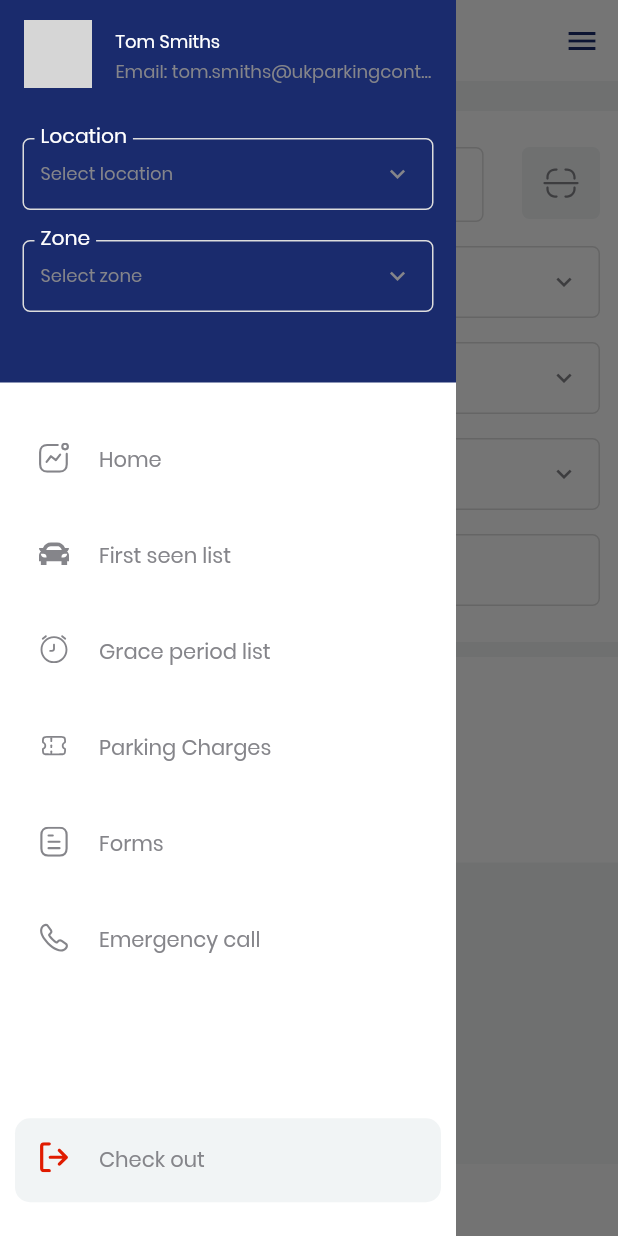
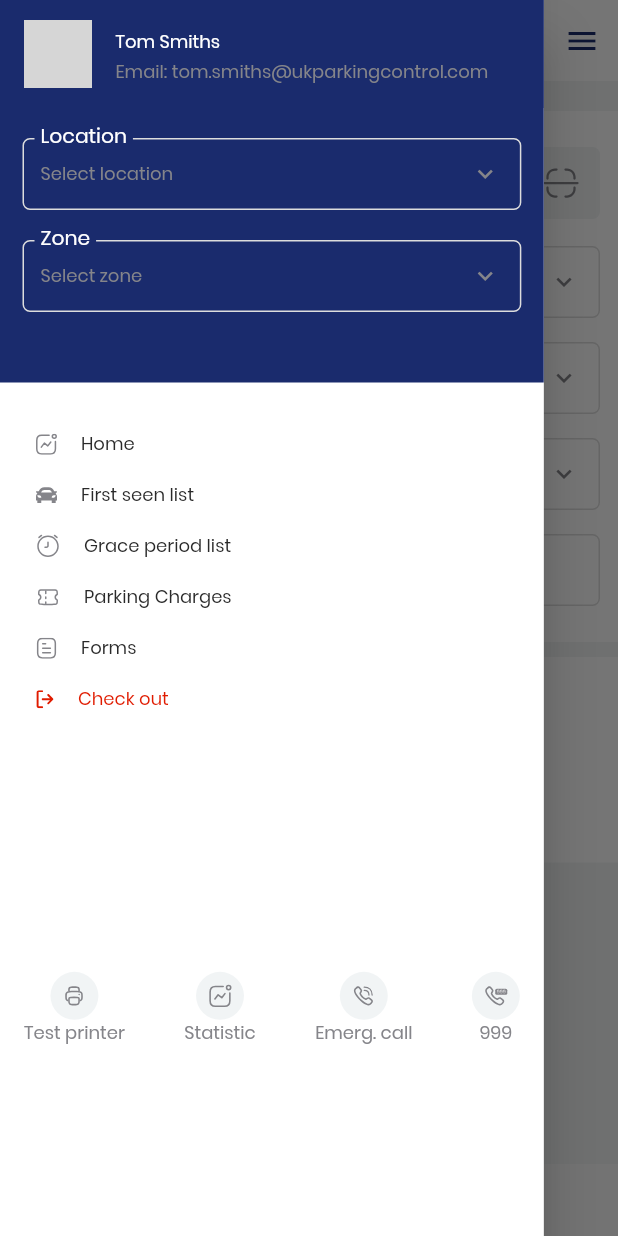
Before and after one commit to HaMinhThien-IT/iWarden, a Flutter app: the screen it shows after launch, with the side drawer open, on a phone screen of 412 x 824 dp. Run offline on Flutter 3.47's test engine with Material 2 defaults, Android fonts, the phone set to English and light mode, and no system bars; our stand-ins replace camera, carousel_slider, dropdown_button2, flutter_hooks, flutter_svg, flutter_typeahead and 4 more; missing offline and left inert: anyline_plugin; network calls fail; project files that could hold a hidden picture were left out; grey boxes are pictures that could not be loaded.

Commit message:
update layout drawer

```diff
--- a/lib/screens/home_overview.dart
+++ b/lib/screens/home_overview.dart
@@ -117,7 +117,7 @@ class HomeOverview extends StatelessWidget {
             ),
             CardHome(
               width: width,
-              assetIcon: "assets/svg/IconCharges.svg",
+              assetIcon: "assets/svg/IconCharges2.svg",
               backgroundIcon: ColorTheme.lighterSecondary,
               title: "Parking Charges",
               desc:
--- a/lib/widgets/drawer/app_drawer.dart
+++ b/lib/widgets/drawer/app_drawer.dart
@@ -4,6 +4,7 @@ import 'package:iWarden/models/location.dart';
 import 'package:iWarden/providers/locations.dart';
 import 'package:iWarden/widgets/drawer/model/data.dart';
 import 'package:iWarden/widgets/drawer/model/menu_item.dart';
+import 'package:iWarden/widgets/drawer/nav_item.dart';
 import 'package:provider/provider.dart';
 import '../../theme/color.dart';
 import 'info_drawer.dart';
@@ -22,6 +23,7 @@ class _MyDrawerState extends State<MyDrawer> {
   @override
   Widget build(BuildContext context) {
     final heightScreen = MediaQuery.of(context).size.height;
+    final widthScreen = MediaQuery.of(context).size.width;
     final checkScreen = heightScreen < 400 ? 2.5 : 4.5;
     List<Widget> getList() {
       return DataMenuItem()
@@ -32,11 +34,22 @@ class _MyDrawerState extends State<MyDrawer> {
           .toList();
     }
 
+    List<Widget> getListNav() {
+      return DataMenuItem()
+          .navItem
+          .map((e) => NavItem(
+                itemMenu: e,
+              ))
+          .toList();
+    }
+
     return GestureDetector(
       onTap: () {
         FocusScope.of(context).requestFocus(FocusNode());
       },
-      child: ClipRRect(
+      child: SafeArea(
+        child: SizedBox(
+          width: widthScreen * 0.88,
           child: Drawer(
             child: SingleChildScrollView(
               child: Column(
@@ -57,7 +70,8 @@ class _MyDrawerState extends State<MyDrawer> {
                             color: ColorTheme.darkPrimary,
                             child: Container(
                               margin: const EdgeInsets.only(top: 20),
-                            padding: const EdgeInsets.symmetric(horizontal: 15),
+                              padding:
+                                  const EdgeInsets.symmetric(horizontal: 15),
                               child: Column(
                                 children: <Widget>[
                                   Consumer<Locations>(
@@ -78,8 +92,8 @@ class _MyDrawerState extends State<MyDrawer> {
                                         },
                                         itemBuilder: (context, locationItem) {
                                           return ItemDataComplete(
-                                          itemData:
-                                              (locationItem as Location).label,
+                                            itemData: (locationItem as Location)
+                                                .label,
                                           );
                                         },
                                         suggestionsCallback: (pattern) {
@@ -109,8 +123,8 @@ class _MyDrawerState extends State<MyDrawer> {
                                         },
                                         itemBuilder: (context, locationItem) {
                                           return ItemDataComplete(
-                                          itemData:
-                                              (locationItem as Location).label,
+                                            itemData: (locationItem as Location)
+                                                .label,
                                           );
                                         },
                                         suggestionsCallback: (pattern) {
@@ -127,19 +141,25 @@ class _MyDrawerState extends State<MyDrawer> {
                         height: 24,
                       ),
                       Container(
-                      padding: const EdgeInsets.symmetric(horizontal: 10),
-                      child: Column(children: getList()),
-                    ),
-                    SizedBox(
-                      height: heightScreen / 10,
+                        padding: const EdgeInsets.symmetric(horizontal: 8),
+                        child: Column(
+                            crossAxisAlignment: CrossAxisAlignment.start,
+                            children: getList()),
                       ),
                       Container(
-                      padding: const EdgeInsets.symmetric(horizontal: 10),
+                        padding: const EdgeInsets.symmetric(horizontal: 8),
                         child: ItemMenuWidget(
-                        itemMenu: ItemMenu(
-                            "Check out", "assets/svg/CheckOut.svg", "route"),
+                          itemMenu: ItemMenu("Check out",
+                              "assets/svg/CheckOut.svg", "checkout"),
                         ),
                       ),
+                      SizedBox(height: heightScreen / 5),
+                      Container(
+                        padding: const EdgeInsets.symmetric(horizontal: 16),
+                        child: Row(
+                            mainAxisAlignment: MainAxisAlignment.spaceBetween,
+                            children: getListNav()),
+                      )
                     ],
                   )
                 ],
@@ -147,6 +167,7 @@ class _MyDrawerState extends State<MyDrawer> {
             ),
           ),
         ),
+      ),
     );
   }
 }
--- a/lib/widgets/drawer/info_drawer.dart
+++ b/lib/widgets/drawer/info_drawer.dart
@@ -46,7 +46,8 @@ class InfoDrawer extends StatelessWidget {
           children: [
             Text(
               "Email: ${email}",
-              overflow: TextOverflow.ellipsis,
+              maxLines: 2,
+              // overflow: TextOverflow.ellipsis,
               style: CustomTextStyle.h6.copyWith(color: ColorTheme.grey600),
             ),
             if (!isDrawer)
--- a/lib/widgets/drawer/item_menu_widget.dart
+++ b/lib/widgets/drawer/item_menu_widget.dart
@@ -20,39 +20,37 @@ class ItemMenuWidget extends StatelessWidget {
     }
 
     return Container(
-      margin: const EdgeInsets.only(bottom: 8),
       decoration: BoxDecoration(
-        color: activeRoute()
-            ? ColorTheme.lighterPrimary
-            : itemMenu.title == "Check out"
-                ? ColorTheme.grey200
-                : Colors.transparent,
-        borderRadius: BorderRadius.circular(10),
-      ),
-      child: ListTile(
-        leading: SvgPicture.asset(
-          itemMenu.assetIcon,
-          width: 20,
-          height: 20,
-          color: activeRoute()
-              ? ColorTheme.darkPrimary
-              : itemMenu.title == "Check out"
-                  ? ColorTheme.danger
-                  : ColorTheme.grey600,
-        ),
-        title: Transform.translate(
-          offset: const Offset(-16, 0),
-          child: Text(
-            itemMenu.title,
-            style: CustomTextStyle.h5.copyWith(
-              color:
-                  activeRoute() ? ColorTheme.darkPrimary : ColorTheme.grey600,
-            ),
-          ),
-        ),
+          color: activeRoute() ? ColorTheme.lighterPrimary : null),
+      child: InkWell(
         onTap: () {
           Navigator.of(context).pushReplacementNamed(itemMenu.route);
         },
+        child: Row(
+          children: [
+            Padding(
+                padding:
+                    const EdgeInsets.symmetric(vertical: 8, horizontal: 16),
+                child: SvgPicture.asset(itemMenu.assetIcon,
+                    color: itemMenu.route == "checkout"
+                        ? ColorTheme.danger
+                        : activeRoute()
+                            ? ColorTheme.darkPrimary
+                            : ColorTheme.grey600)),
+            Padding(
+              padding: const EdgeInsets.symmetric(vertical: 8),
+              child: Text(
+                itemMenu.title,
+                style: CustomTextStyle.h6.copyWith(
+                    color: itemMenu.route == "checkout"
+                        ? ColorTheme.danger
+                        : activeRoute()
+                            ? ColorTheme.darkPrimary
+                            : ColorTheme.textPrimary),
+              ),
+            )
+          ],
+        ),
       ),
     );
   }
--- a/lib/widgets/drawer/model/data.dart
+++ b/lib/widgets/drawer/model/data.dart
@@ -14,6 +14,14 @@ class DataMenuItem {
     ItemMenu('Parking Charges', 'assets/svg/IconCharges.svg',
         ParkingChargesScreen.routeName),
     ItemMenu('Forms', 'assets/svg/IconForm.svg', '/Forms'),
-    ItemMenu('Emergency call', 'assets/svg/IconCall.svg', '/route'),
+    // ItemMenu('Emergency call', 'assets/svg/IconCall.svg', '/route'),
+  ];
+  List<ItemMenu> navItem = [
+    ItemMenu(
+        'Test printer', 'assets/svg/IconPrinter.svg', HomeOverview.routeName),
+    ItemMenu(
+        'Statistic', 'assets/svg/IconStatistic.svg', HomeOverview.routeName),
+    ItemMenu('Emerg. call', 'assets/svg/IconCall2.svg', HomeOverview.routeName),
+    ItemMenu('999', 'assets/svg/IconCall3.svg', HomeOverview.routeName),
   ];
 }
--- /dev/null
+++ b/lib/widgets/drawer/nav_item.dart
@@ -0,0 +1,31 @@
+import 'package:flutter/material.dart';
+import 'package:flutter_svg/flutter_svg.dart';
+import 'package:iWarden/theme/color.dart';
+import 'package:iWarden/theme/text_theme.dart';
+import 'package:iWarden/widgets/drawer/model/menu_item.dart';
+
+class NavItem extends StatelessWidget {
+  final ItemMenu itemMenu;
+  const NavItem({super.key, required this.itemMenu});
+
+  @override
+  Widget build(BuildContext context) {
+    return Column(
+      children: <Widget>[
+        Container(
+          width: 32,
+          height: 32,
+          padding: const EdgeInsets.all(7),
+          decoration: BoxDecoration(
+              color: ColorTheme.grey200,
+              borderRadius: BorderRadius.circular(40)),
+          child: SvgPicture.asset(itemMenu.assetIcon),
+        ),
+        Text(
+          itemMenu.title,
+          style: CustomTextStyle.h6.copyWith(color: ColorTheme.grey600),
+        )
+      ],
+    );
+  }
+}
--- a/pubspec.yaml
+++ b/pubspec.yaml
@@ -110,6 +110,10 @@ flutter:
     - assets/svg/IconCloseCamera.svg
     - assets/svg/IconCom.svg
     - assets/svg/IconCamera2.svg
+    - assets/svg/IconPrinter.svg
+    - assets/svg/IconStatistic.svg
+    - assets/svg/IconCall2.svg
+    - assets/svg/IconCall3.svg
     - config/
     - assets/
 
```
Also changed, not shown: lib/widgets/drawer/test.dart (deleted, +0 -63 lines), assets/svg/IconCall2.svg (added), assets/svg/IconCall3.svg (added), assets/svg/IconCharges.svg, assets/svg/IconPrinter.svg (added), assets/svg/IconStatistic.svg (added). Lines whose indentation alone changed are shown as unchanged.
